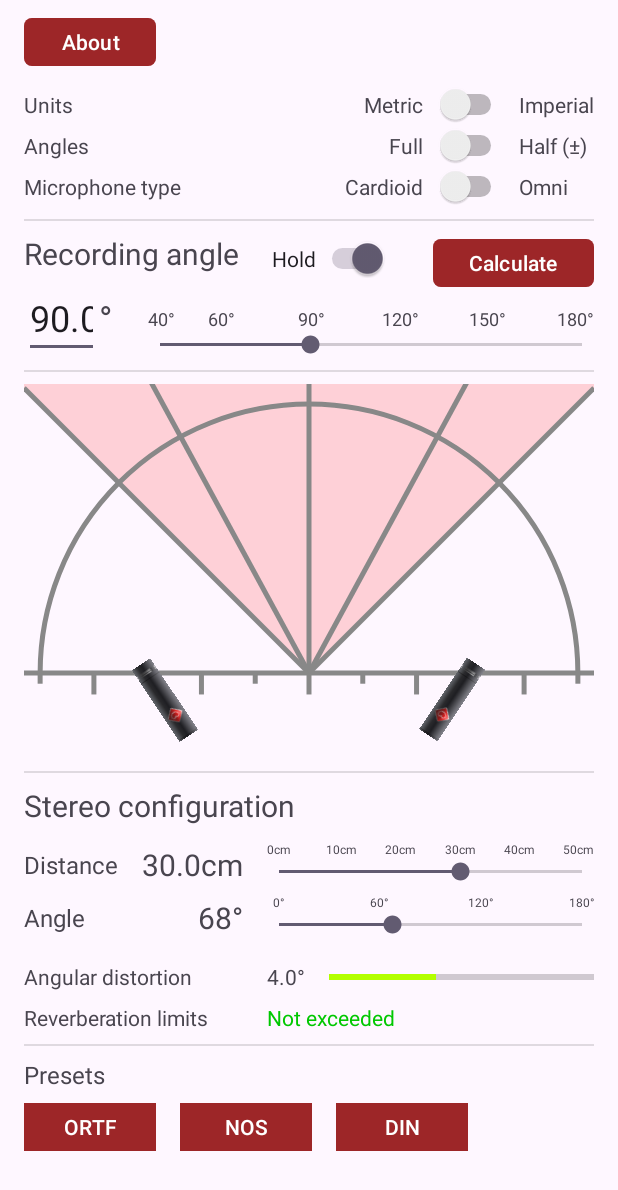
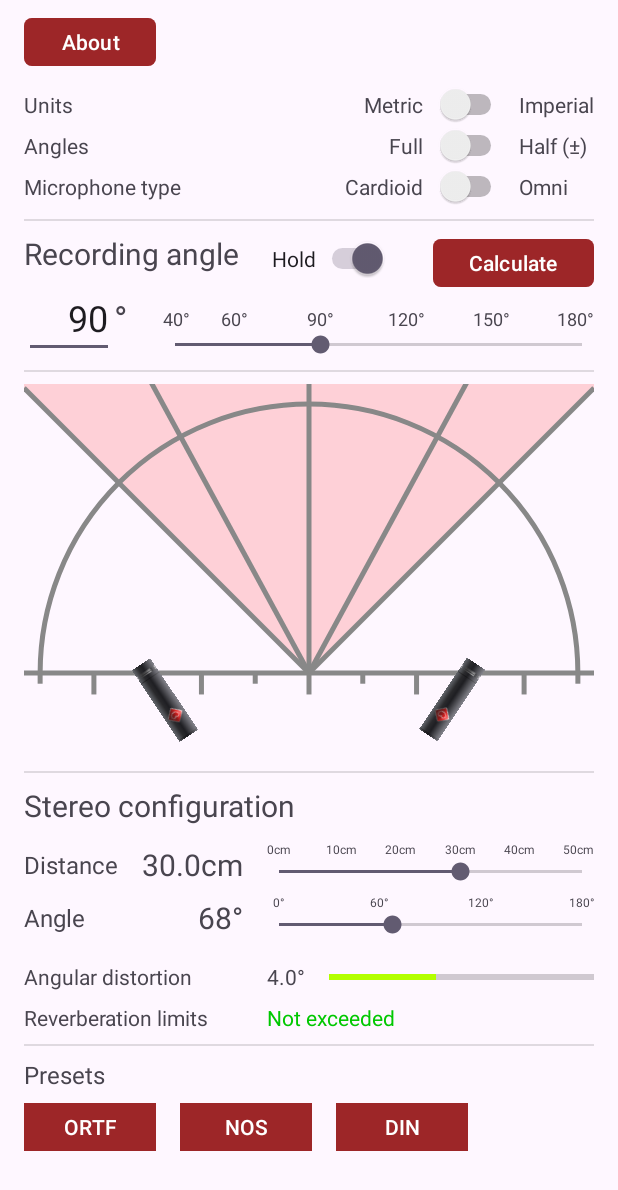
Before and after one commit to svetter/stereocalc, an Android app: the screen it shows after launch (MainActivity), on a phone screen of 412 x 824 dp. Shown: the top 1190 px of the screen. Run offline under Robolectric (Android 15) with nearby library versions, the phone set to English and light mode, and no system bars.

Commit message:
Fix: Full recording angles displayed with useless decimal

```diff
--- a/app/src/main/java/com/gmail/simetist/stereophoniccalculator/MainActivity.kt
+++ b/app/src/main/java/com/gmail/simetist/stereophoniccalculator/MainActivity.kt
@@ -318,9 +318,9 @@ class MainActivity : AppCompatActivity() {
 	private fun updateRecAngleEdit() {
 		val recAngle = getCurrentRecAngle()
 		if (useHalfAngles) {
-			recAngleEdit.setText((recAngle / 2).toString())
+			recAngleEdit.setText("%.1f".format(recAngle / 2))
 		} else {
-			recAngleEdit.setText(recAngle.toString())
+			recAngleEdit.setText(recAngle.roundToInt().toString())
 		}
 	}
 
--- a/app/src/main/res/layout/activity_main.xml
+++ b/app/src/main/res/layout/activity_main.xml
@@ -179,7 +179,7 @@
 
 	<EditText
 			android:id="@+id/recAngleEdit"
-			android:layout_width="50dp"
+			android:layout_width="60dp"
 			android:layout_height="48dp"
 			android:layout_marginTop="8dp"
 			android:ems="10"
```
